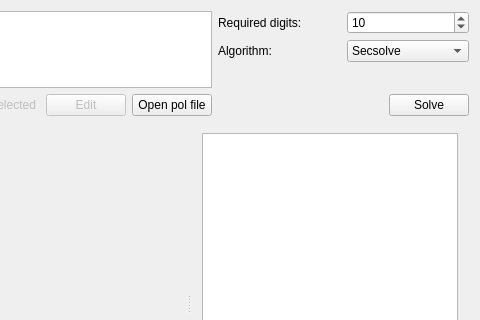
Before: the Qt Designer form src/xmpsolve/mainwindow.ui in robol/MPSolve, drawn with Qt 5; both pictures show x 235 to 715 and y 0 to 320 of the 715 by 516 pixel window.
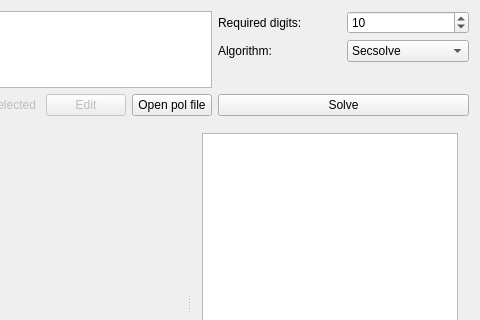
After: the same form once the commit is applied. Custom widgets are drawn as their Qt base class.

Commit message: Set alignment in a more compatible way.

```diff
--- a/src/xmpsolve/mainwindow.ui
+++ b/src/xmpsolve/mainwindow.ui
@@ -147,10 +147,10 @@
           </item>
          </layout>
         </item>
-        <item row="1" column="1" alignment="Qt::AlignRight">
+        <item row="1" column="1">
          <widget class="QPushButton" name="solveButton">
           <property name="sizePolicy">
-           <sizepolicy hsizetype="Fixed" vsizetype="Fixed">
+           <sizepolicy hsizetype="Expanding" vsizetype="Fixed">
             <horstretch>0</horstretch>
             <verstretch>0</verstretch>
            </sizepolicy>
```
